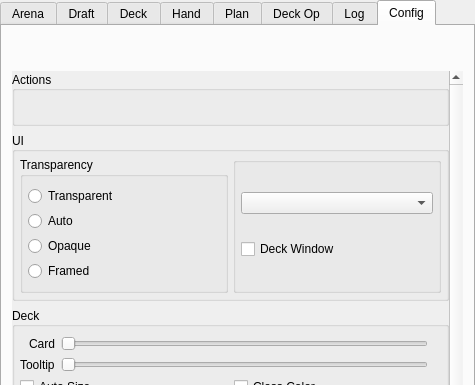
This is mainwindow.ui in supertriodo/Arena-Tracker as Qt 5 draws it before an edit; both pictures show x 0 to 475 and y 0 to 385 of the 475 by 697 pixel window. The edited form follows.
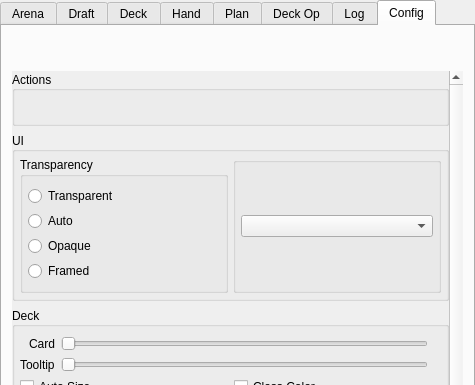
This is the edited form. The open tabs and pages were chosen to show the change. Icons and pictures are not drawn. Custom widgets are drawn as their Qt base class.

Commit message: Remove deck window old check box.

What changed in the file:
```diff
--- a/mainwindow.ui
+++ b/mainwindow.ui
@@ -1548,17 +1548,6 @@
                     <item>
                      <widget class="QComboBox" name="configComboTheme"/>
                     </item>
-                    <item>
-                     <widget class="QCheckBox" name="configCheckDeckWindow">
-                      <property name="toolTip">
-                       <string>Deck Window: Separate Deck tab
-in a new window</string>
-                      </property>
-                      <property name="text">
-                       <string>Deck Window</string>
-                      </property>
-                     </widget>
-                    </item>
                    </layout>
                   </widget>
                  </item>
```
The commit also changes 2 other files.
